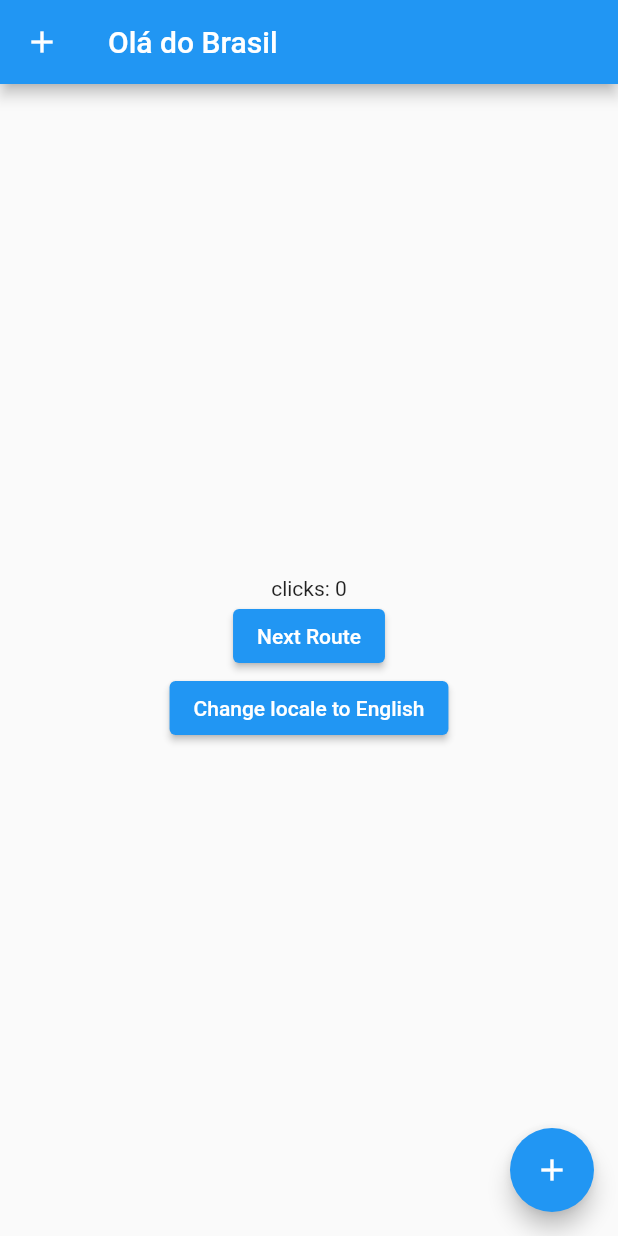
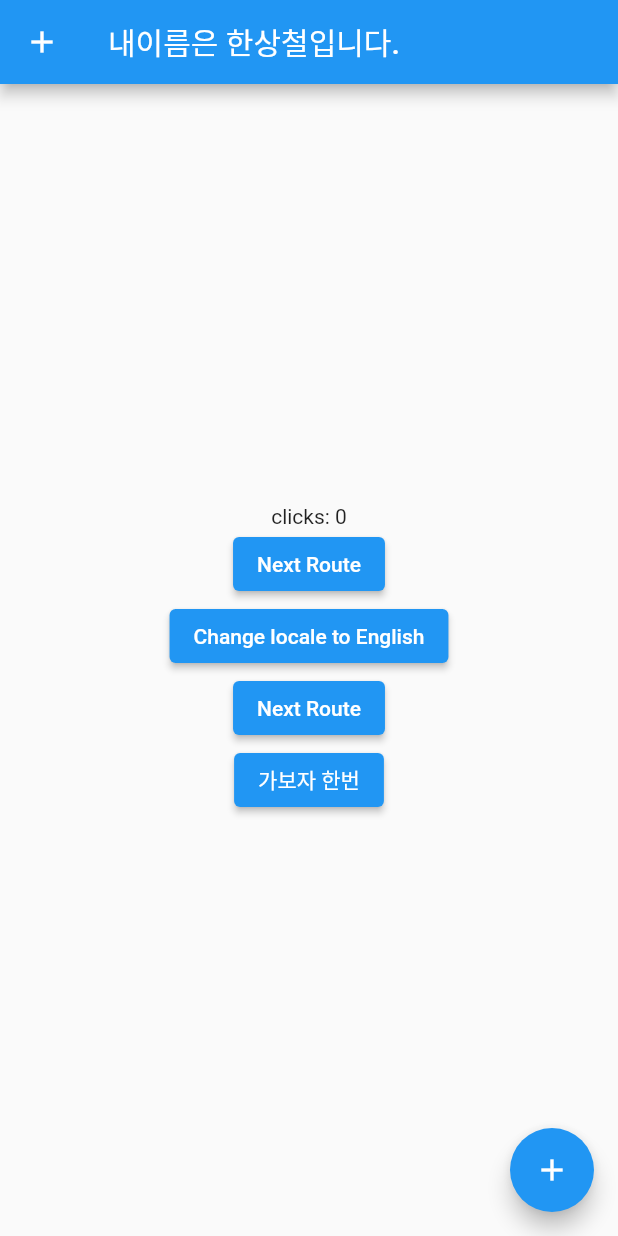
Before and after one commit to Kevin-Han-Evnet/get_and_dio_test, a Flutter app: the screen it shows after launch, on a phone screen of 412 x 824 dp. Run offline on Flutter 3.47's test engine with Material 2 defaults, Android fonts, the phone set to English and light mode, and no system bars; our stand-ins replace dio, get, logger, retrofit; generated files the repository leaves out were written again.

Commit message:
-- 집에서 좀 들여다봐라.ㅋㅋㅋ

```diff
--- a/lib/ui/binding/SimpleBind.dart
+++ b/lib/binding/SampleBind.dart
@@ -1,5 +1,5 @@
 import 'package:get/get.dart';
-import 'package:get_and_dio_test/ui/controller/ControllerX.dart';
+import 'package:get_and_dio_test/controller/ControllerX.dart';
 
 class SampleBind extends Bindings {
   @override
--- /dev/null
+++ b/lib/binding/TestBinder.dart
@@ -0,0 +1,10 @@
+import 'package:get/get.dart';
+import 'package:get_and_dio_test/controller/TestController.dart';
+
+class TestBinder extends Bindings {
+
+  @override
+  void dependencies() {
+    Get.lazyPut(() => TestController());
+  }
+}
--- /dev/null
+++ b/lib/constants.dart
@@ -0,0 +1,38 @@
+import 'package:get/get.dart';
+import 'package:get_and_dio_test/binding/SampleBind.dart';
+import 'package:get_and_dio_test/transition/SlideUpTransition.dart';
+import 'package:get_and_dio_test/ui/second/Second.dart';
+import 'package:get_and_dio_test/ui/test/TestPage.dart';
+import 'package:get_and_dio_test/ui/third/Third.dart';
+
+import 'binding/TestBinder.dart';
+import 'ui/first/First.dart';
+
+class Constants {
+
+  static final List<GetPage> T_PAGES = [
+    //GetPage(name: '/home', page: () => HomeView(), binding: HomeBinding()),
+    //Simple GetPage
+    GetPage(name: '/home', page: () => First()),
+    // GetPage with custom transitions and bindings
+    GetPage(
+      name: '/second',
+      page: () => Second(),
+      binding: SampleBind(),
+      transition: Transition.native,
+      //transitionDuration: Duration (milliseconds: 1000)
+    ),
+    // GetPage with default transitions
+    GetPage(
+      name: '/third',
+      page: () => Third(),
+    ),
+    GetPage(
+      name: '/test',
+      page: ()=> TestPage (),
+      binding: TestBinder (),
+      customTransition: SlideUpTransition()
+    )
+  ];
+
+}
--- a/lib/ui/controller/ControllerX.dart
+++ b/lib/controller/ControllerX.dart
@@ -1,5 +1,5 @@
 import 'package:get/get.dart';
-import 'package:get_and_dio_test/ui/data/User.dart';
+import 'package:get_and_dio_test/data/User.dart';
 
 class ControllerX extends GetxController {
   final count1 = 0.obs;
--- a/lib/main.dart
+++ b/lib/main.dart
@@ -2,14 +2,9 @@ import 'package:flutter/foundation.dart';
 import 'package:flutter/material.dart';
 import 'package:flutter/services.dart';
 import 'package:get/get.dart';
-import 'package:get_and_dio_test/transition/SlideInTransition.dart';
-import 'package:get_and_dio_test/transition/SlideUpTransition.dart';
-import 'package:get_and_dio_test/ui/second/Second.dart';
+import 'package:get_and_dio_test/constants.dart';
 
 import 'transition/MyTransitions.dart';
-import 'ui/binding/SimpleBind.dart';
-import 'ui/first/First.dart';
-import 'ui/third/Third.dart';
 
 void main() {
   if (kReleaseMode) {
@@ -34,27 +29,10 @@ class MyApp extends StatelessWidget {
     return GetMaterialApp(
       debugShowCheckedModeBanner: false,
       initialRoute: '/home',
-      defaultTransition: Transition.native,
+      defaultTransition: Transition.noTransition,
       translations: MyTranslations(),
-      locale: Locale('pt', 'BR'),
-      getPages: [
-        //GetPage(name: '/home', page: () => HomeView(), binding: HomeBinding()),
-        //Simple GetPage
-        GetPage(name: '/home', page: () => First()),
-        // GetPage with custom transitions and bindings
-        GetPage(
-          name: '/second',
-          page: () => Second(),
-          binding: SampleBind(),
-          transition: Transition.native,
-          //transitionDuration: Duration (milliseconds: 1000)
-        ),
-        // GetPage with default transitions
-        GetPage(
-          name: '/third',
-          page: () => Third(),
-        ),
-      ],
+      locale: Locale('ko', 'KR'),
+      getPages: Constants.T_PAGES,
     );
   }
 }
--- a/lib/transition/MyTransitions.dart
+++ b/lib/transition/MyTransitions.dart
@@ -1,6 +1,9 @@
 import 'package:get/get.dart';
 
 class MyTranslations extends Translations {
+
+  static const String BTN_T = "btn_dio_retrofit_test_label";
+
   @override
   Map<String, Map<String, String>> get keys => {
     'en': {
@@ -15,5 +18,9 @@ class MyTranslations extends Translations {
     'pt_BR': {
       'title': 'Olá do Brasil',
     },
+    'ko_KR': {
+      'title': '내이름은 %s입니다.',
+      BTN_T : "가보자 한번"
+    },
   };
 }
--- a/lib/ui/first/First.dart
+++ b/lib/ui/first/First.dart
@@ -1,8 +1,9 @@
 import 'package:flutter/material.dart';
 import 'package:get/get.dart';
+import 'package:get_and_dio_test/controller/Controller.dart';
+import 'package:get_and_dio_test/transition/MyTransitions.dart';
 
-
-import 'package:get_and_dio_test/ui/controller/Controller.dart';class First extends StatelessWidget {
+class First extends StatelessWidget {
   @override
   Widget build(BuildContext context) {
     return Scaffold(
@@ -13,7 +14,7 @@ import 'package:get_and_dio_test/ui/controller/Controller.dart';class First exte
             Get.snackbar("Hi", "I'm modern snackbar");
           },
         ),
-        title: Text("title".trArgs(['John'])),
+        title: Text("title".trArgs(['한상철'])),
       ),
       body: Center(
         child: Column(
@@ -37,6 +38,18 @@ import 'package:get_and_dio_test/ui/controller/Controller.dart';class First exte
                 Get.updateLocale(Locale('en', 'UK'));
               },
             ),
+            ElevatedButton(
+              child: Text('Next Route'),
+              onPressed: () {
+                Get.toNamed('/second');
+              },
+            ),
+            ElevatedButton(
+              child: Text (MyTranslations.BTN_T.tr),
+              onPressed: () {
+                Get.toNamed('/test');
+              }
+            )
           ],
         ),
       ),
--- a/lib/ui/second/Second.dart
+++ b/lib/ui/second/Second.dart
@@ -1,6 +1,6 @@
 import 'package:flutter/material.dart';
 import 'package:get/get.dart';
-import 'package:get_and_dio_test/ui/controller/ControllerX.dart';
+import 'package:get_and_dio_test/controller/ControllerX.dart';
 
 class Second extends GetView<ControllerX> {
   @override
--- a/lib/ui/third/Third.dart
+++ b/lib/ui/third/Third.dart
@@ -1,6 +1,6 @@
 import 'package:flutter/material.dart';
 import 'package:get/get.dart';
-import 'package:get_and_dio_test/ui/controller/ControllerX.dart';
+import 'package:get_and_dio_test/controller/ControllerX.dart';
 
 class Third extends GetView<ControllerX> {
   @override
```
Also changed, not shown: lib/api/TestApiClient.dart (added, +49 -0 lines), lib/controller/TestController.dart (added, +35 -0 lines), lib/utils/DioClient.dart (added, +106 -0 lines), lib/utils/logger_utils.dart (added, +40 -0 lines), pubspec.yaml (+7 -0 lines), lib/api/TestApiClient.g.dart (added), lib/controller/Controller.dart (renamed from lib/ui/controller/Controller.dart), lib/data/User.dart (renamed from lib/ui/data/User.dart), pubspec.lock, 3 other files.
